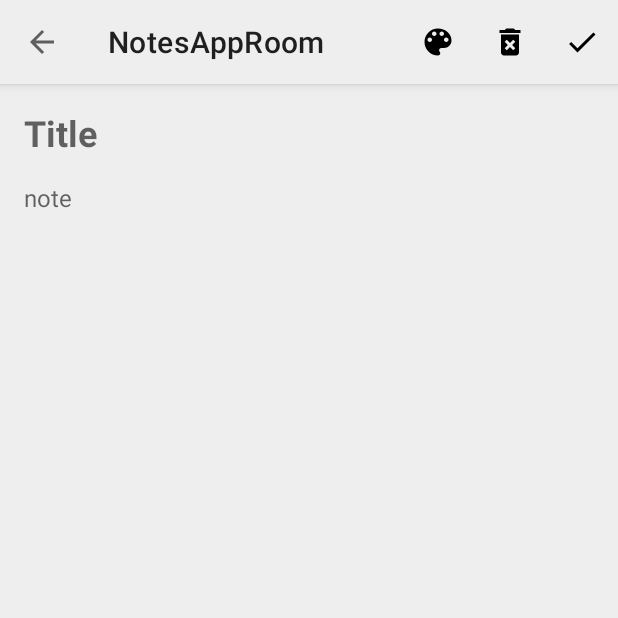
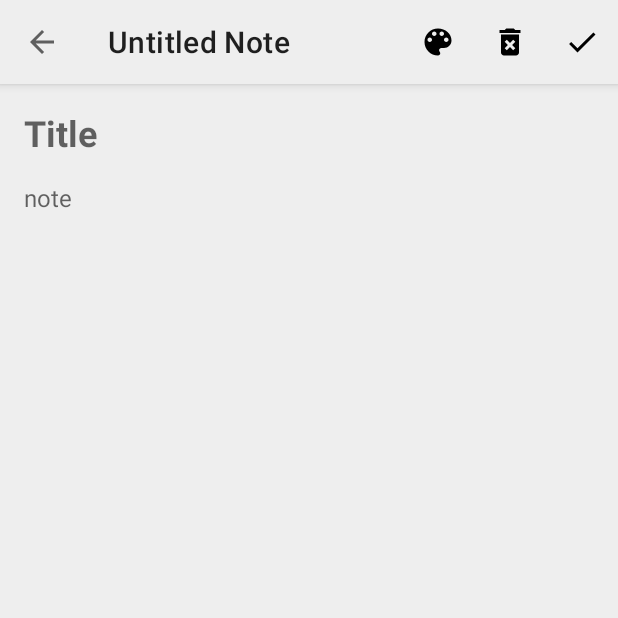
Before and after one commit to Lanash-1/NotesAppRoom, an Android app: the screen it shows after launch (MainActivity), after a tap on "Create Note", on a phone screen of 412 x 824 dp, the top half of it. Run offline under Robolectric (Android 15) with nearby library versions, the phone set to English and light mode, and no system bars; our stand-ins replace Room's generated code.

Commit message:
action bar title and project structure

```diff
--- a/app/src/main/java/com/example/notesapproom/NewNoteFragment.kt
+++ b/app/src/main/java/com/example/notesapproom/NewNoteFragment.kt
@@ -1,23 +1,20 @@
 package com.example.notesapproom
 
-import android.content.Context
 import android.graphics.Color
 import android.graphics.drawable.ColorDrawable
 import android.os.Bundle
 import android.view.*
-import android.view.inputmethod.InputMethodManager
 import android.widget.EditText
 import android.widget.TextView
 import androidx.appcompat.app.AppCompatActivity
 import androidx.constraintlayout.widget.ConstraintLayout
-import androidx.core.content.ContextCompat.getSystemService
 import androidx.fragment.app.Fragment
 import androidx.fragment.app.activityViewModels
 import androidx.fragment.app.commit
 import androidx.recyclerview.widget.LinearLayoutManager
 import androidx.recyclerview.widget.RecyclerView
 import com.example.notesapproom.adapter.ColorAdapter
-import com.example.notesapproom.data.Note
+import com.example.notesapproom.entity.Note
 import com.example.notesapproom.data.NoteDatabase
 import com.example.notesapproom.interfaces.OnItemClickListener
 import com.example.notesapproom.viewModel.ColorViewModel
@@ -43,6 +40,13 @@ class NewNoteFragment : Fragment() {
     override fun onCreate(savedInstanceState: Bundle?) {
         super.onCreate(savedInstanceState)
         setHasOptionsMenu(true)
+        (activity as AppCompatActivity).supportActionBar?.apply {
+            if(notesViewModel.notePosition == -1){
+                title = "Untitled Note"
+            }else{
+                title = notesViewModel.note.title
+            }
+        }
     }
 
     override fun onCreateView(
--- a/app/src/main/java/com/example/notesapproom/NotesFragment.kt
+++ b/app/src/main/java/com/example/notesapproom/NotesFragment.kt
@@ -17,7 +17,7 @@ import androidx.recyclerview.widget.GridLayoutManager
 import androidx.recyclerview.widget.RecyclerView
 import com.example.notesapproom.adapter.NotesListAdapter
 import com.example.notesapproom.interfaces.OnItemClickListener
-import com.example.notesapproom.data.Note
+import com.example.notesapproom.entity.Note
 import com.example.notesapproom.data.NoteDatabase
 import com.example.notesapproom.interfaces.OnNoteOptionsClickListener
 import com.example.notesapproom.viewModel.NotesViewModel
@@ -38,6 +38,7 @@ class NotesFragment : Fragment() {
     override fun onCreate(savedInstanceState: Bundle?) {
         super.onCreate(savedInstanceState)
         setHasOptionsMenu(true)
+        (activity as AppCompatActivity).supportActionBar?.title = "Notes App"
     }
 
     override fun onCreateView(
--- a/app/src/main/java/com/example/notesapproom/adapter/NotesListAdapter.kt
+++ b/app/src/main/java/com/example/notesapproom/adapter/NotesListAdapter.kt
@@ -8,7 +8,7 @@ import android.widget.PopupMenu
 import androidx.recyclerview.widget.DiffUtil
 import androidx.recyclerview.widget.RecyclerView
 import com.example.notesapproom.R
-import com.example.notesapproom.data.Note
+import com.example.notesapproom.entity.Note
 import com.example.notesapproom.databinding.ItemNoteBinding
 import com.example.notesapproom.diffutils.NotesDiffUtils
 import com.example.notesapproom.interfaces.OnItemClickListener
--- a/app/src/main/java/com/example/notesapproom/data/NoteDao.kt
+++ b/app/src/main/java/com/example/notesapproom/dao/NoteDao.kt
@@ -1,6 +1,7 @@
-package com.example.notesapproom.data
+package com.example.notesapproom.dao
 
 import androidx.room.*
+import com.example.notesapproom.entity.Note
 
 @Dao
 interface NoteDao {
--- a/app/src/main/java/com/example/notesapproom/data/NoteDatabase.kt
+++ b/app/src/main/java/com/example/notesapproom/data/NoteDatabase.kt
@@ -4,6 +4,8 @@ import android.content.Context
 import androidx.room.Database
 import androidx.room.Room
 import androidx.room.RoomDatabase
+import com.example.notesapproom.dao.NoteDao
+import com.example.notesapproom.entity.Note
 
 @Database(entities = [Note::class], version = 1, exportSchema = false)
 abstract class NoteDatabase: RoomDatabase() {
--- a/app/src/main/java/com/example/notesapproom/diffutils/NotesDiffUtils.kt
+++ b/app/src/main/java/com/example/notesapproom/diffutils/NotesDiffUtils.kt
@@ -1,7 +1,7 @@
 package com.example.notesapproom.diffutils
 
 import androidx.recyclerview.widget.DiffUtil
-import com.example.notesapproom.data.Note
+import com.example.notesapproom.entity.Note
 
 class NotesDiffUtils(
     private val oldNotesList: List<Note>,
--- a/app/src/main/java/com/example/notesapproom/data/Note.kt
+++ b/app/src/main/java/com/example/notesapproom/entity/Note.kt
@@ -1,4 +1,4 @@
-package com.example.notesapproom.data
+package com.example.notesapproom.entity
 
 import androidx.room.ColumnInfo
 import androidx.room.Entity
--- a/app/src/main/java/com/example/notesapproom/viewModel/NotesViewModel.kt
+++ b/app/src/main/java/com/example/notesapproom/viewModel/NotesViewModel.kt
@@ -2,7 +2,7 @@ package com.example.notesapproom.viewModel
 
 import androidx.lifecycle.MutableLiveData
 import androidx.lifecycle.ViewModel
-import com.example.notesapproom.data.Note
+import com.example.notesapproom.entity.Note
 
 class NotesViewModel: ViewModel() {
 
@@ -15,6 +15,5 @@ class NotesViewModel: ViewModel() {
     var noteContent: String = ""
     var noteColor: String = ""
 
-
     var notePosition = -1
 }
```
